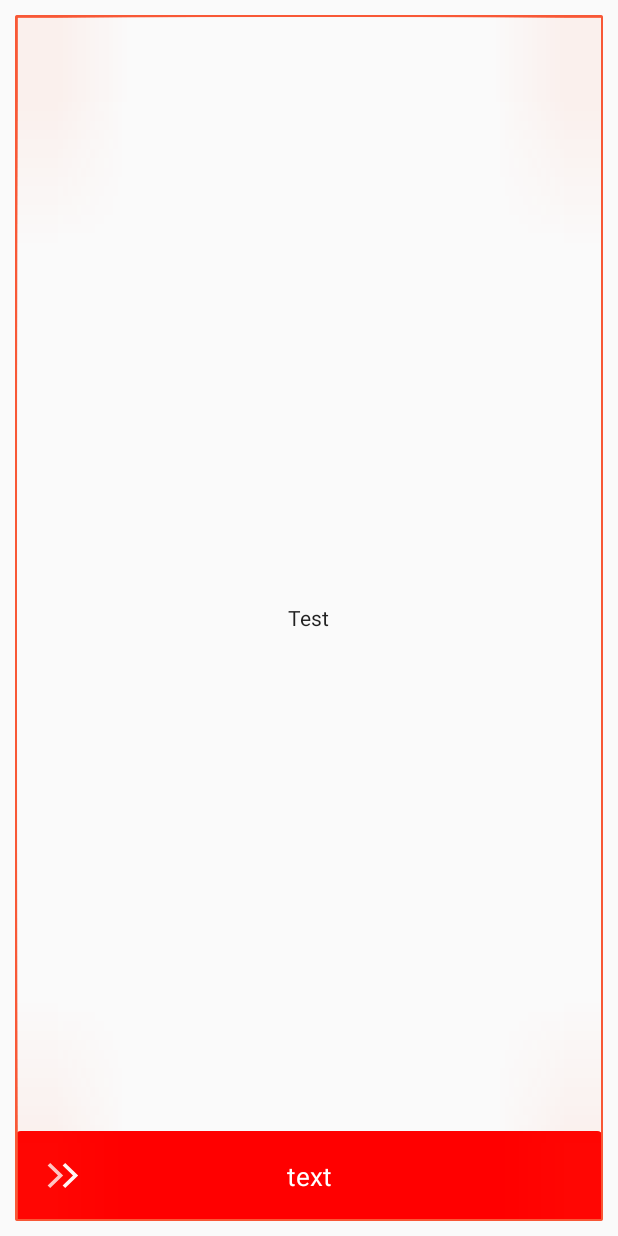
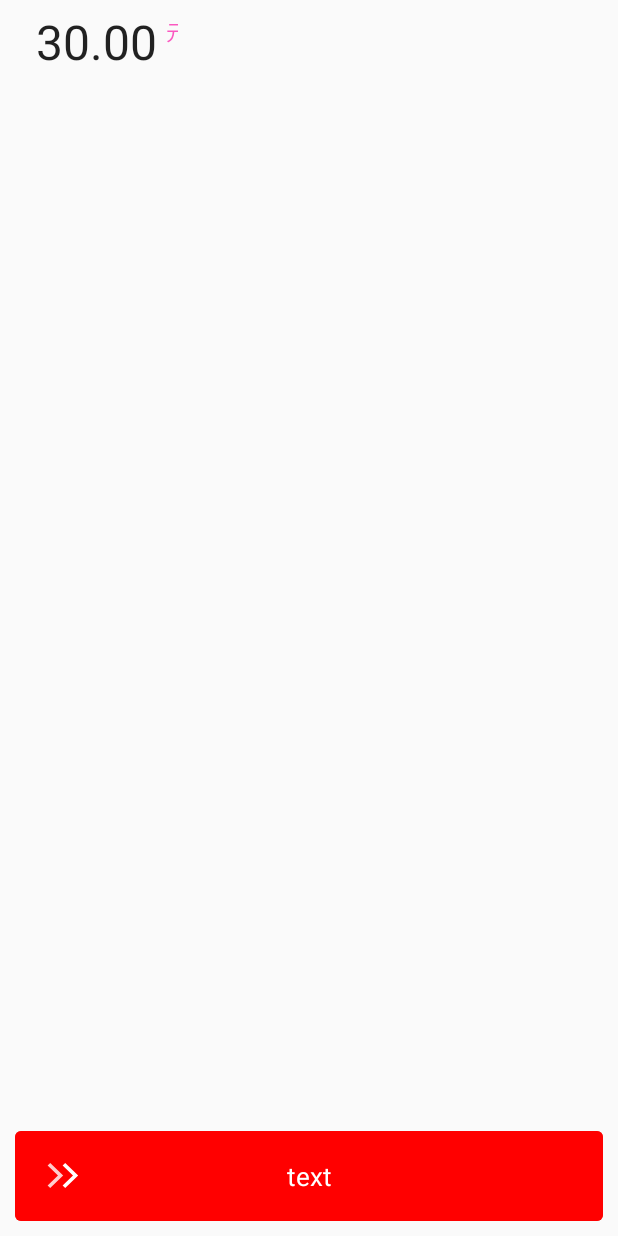
Before and after one commit to ludexiang727/android_demo, an Android app: the SlideActivity screen opened directly, with no data from a screen before it, on a phone screen of 412 x 824 dp. Run offline under Robolectric (Android 15) with nearby library versions, the phone set to English and light mode, and no system bars.

Commit message:
script textview

```diff
--- a/app/src/main/java/demo/com/testdemo/widget/ScriptTextView.java
+++ b/app/src/main/java/demo/com/testdemo/widget/ScriptTextView.java
@@ -5,8 +5,8 @@ import android.content.res.TypedArray;
 import android.graphics.Canvas;
 import android.graphics.Paint;
 import android.graphics.Paint.FontMetrics;
-import android.graphics.Path;
-import android.graphics.Path.Direction;
+import android.graphics.Paint.Style;
+import android.graphics.RectF;
 import android.support.annotation.Nullable;
 import android.support.v7.widget.AppCompatTextView;
 import android.text.TextPaint;
@@ -22,6 +22,11 @@ public class ScriptTextView extends AppCompatTextView {
 
   private static final int DIRECTION_RIGHT = 0;
   private static final int DIRECTION_LEFT = 1;
+
+  private static final int LOC_TOP = 0;
+  private static final int LOC_MID = 1;
+  private static final int LOC_BOTTOM = 2;
+  private RectF rectF = new RectF();
   /**
    * 角标位置
    * default bottom
@@ -33,6 +38,7 @@ public class ScriptTextView extends AppCompatTextView {
    */
   private int scriptDirection;
   private String scriptText;
+  private int scriptSize;
 
   public ScriptTextView(Context context) {
     this(context, null);
@@ -48,29 +54,61 @@ public class ScriptTextView extends AppCompatTextView {
     scriptText = a.getString(R.styleable.ScriptTextView_script_text);
     scriptColor = a.getColor(R.styleable.ScriptTextView_script_color, getCurrentTextColor());
     scriptLoc = a.getInt(R.styleable.ScriptTextView_script_loc, 2);
+    scriptSize = a.getDimensionPixelSize(R.styleable.ScriptTextView_script_text_size, 5);
     scriptDirection = a.getInt(R.styleable.ScriptTextView_script_direction, DIRECTION_RIGHT);
     a.recycle();
   }
 
   @Override
+  protected void onMeasure(int widthMeasureSpec, int heightMeasureSpec) {
+    super.onMeasure(widthMeasureSpec, heightMeasureSpec);
+    RectF rect = getTextWidth((String) getText());
+    setMeasuredDimension((int) (rect.width() + scriptSize * 2), (int) rect.height());
+    rectF.set(rect);
+  }
+
+  @Override
   protected void onDraw(Canvas canvas) {
-    super.onDraw(canvas);
+    int restore = canvas.save();
     Paint paint = new Paint(Paint.ANTI_ALIAS_FLAG);
     paint.setColor(scriptColor);
-    paint.setTextSize(20);
-    float textWidth = getTextWidth();
+    paint.setTextSize(scriptSize);
+    paint.setStyle(Style.FILL);
 
-    FontMetrics fontMetrics = paint.getFontMetrics();
-    float y = fontMetrics.top;
-    Path path = new Path();
+    float x = 0f;
+    float y = 0f;
+    FontMetrics metrics = paint.getFontMetrics();
+    float scriptHeight = metrics.descent - metrics.ascent;
     if (scriptDirection == DIRECTION_RIGHT) {
-      path.addRect(textWidth, 0, textWidth+100, 100, Direction.CW);
-      canvas.drawTextOnPath(scriptText, path,0,0, paint);
+      x = rectF.width() / 2 + 15;
+    } else if (scriptDirection == DIRECTION_LEFT) {
+      x = 0;
     }
+    if (scriptLoc == LOC_TOP) {
+      y = (rectF.height() - scriptHeight) / 2 - Math.abs(metrics.ascent) / 6;
+    } else if (scriptLoc == LOC_MID) {
+      y = (rectF.height() - scriptHeight) / 2 + metrics.descent / 2;
+    } else if (scriptLoc == LOC_BOTTOM) {
+      y = (rectF.height() - scriptHeight) / 2 + metrics.descent; // ascent 是baseline 到字符最高度的距离因为在baseline之上则为负值
+    }
+
+    canvas.translate(x, y);
+    canvas.drawText(scriptText, x, y, paint);
+    canvas.restoreToCount(restore);
+
+    super.onDraw(canvas);
   }
 
-  private float getTextWidth() {
+  /**
+   * 测量文案 宽度及高度 返回Rect
+   */
+  private RectF getTextWidth(String measureText) {
+    RectF rectF = new RectF();
     TextPaint paint = getPaint();
-    return paint.measureText(getText(), 0, getText().length());
+    float measureWidth = paint.measureText(measureText);
+    FontMetrics metrics = paint.getFontMetrics();
+    float measureHeight = metrics.descent - metrics.ascent;
+    rectF.set(0, 0, measureWidth, measureHeight);
+    return rectF;
   }
 }
--- a/app/src/main/res/layout/slide_view.xml
+++ b/app/src/main/res/layout/slide_view.xml
@@ -28,37 +28,41 @@
       android:id="@+id/animation_view"
       android:layout_width="wrap_content"
       android:layout_height="wrap_content"
+      android:layout_marginLeft="20dp"
+      android:layout_alignParentLeft="true"
       android:layout_centerVertical="true"
-      android:layout_alignParentLeft="true"
-      android:layout_marginLeft="20dp"
+      app:lottie_autoPlay="true"
       app:lottie_fileName="arrow.json"
-      app:lottie_loop="true"
-      app:lottie_autoPlay="true" />
+      app:lottie_loop="true"/>
   </demo.com.testdemo.widget.SlideView>
 
-  <View
-    android:layout_width="match_parent"
-    android:layout_height="match_parent"
-    android:layout_alignParentBottom="true"
-    android:background="@drawable/slide_view_top"/>
+  <!--<View-->
+  <!--android:layout_width="match_parent"-->
+  <!--android:layout_height="match_parent"-->
+  <!--android:layout_alignParentBottom="true"-->
+  <!--android:background="@drawable/slide_view_top"/>-->
 
   <TextView
     android:id="@+id/slide_view_content"
     android:layout_width="match_parent"
     android:layout_height="60dp"
     android:layout_alignParentBottom="true"
+    android:gravity="center"
+    android:text="text"
     android:textColor="@android:color/white"
-    android:textSize="17sp"
-    android:text="text"
-    android:gravity="center"/>
+    android:textSize="17sp"/>
 
   <demo.com.testdemo.widget.ScriptTextView
     android:layout_width="wrap_content"
     android:layout_height="wrap_content"
-    android:layout_centerInParent="true"
-    android:text="Test"
-    app:script_text="元"
+    android:layout_gravity="center"
+    android:gravity="center"
+    android:includeFontPadding="false"
+    android:text="30.00"
+    android:textSize="32sp"
     app:script_color="#fb58c0"
     app:script_direction="right"
-    app:script_loc="top"/>
+    app:script_loc="top"
+    app:script_text="元"
+    app:script_text_size="14sp"/>
 </merge>
--- a/app/src/main/res/values/attrs.xml
+++ b/app/src/main/res/values/attrs.xml
@@ -43,6 +43,7 @@
     <declare-styleable name="ScriptTextView">
         <attr name="script_color" format="color"/>
         <attr name="script_text" format="string"/>
+        <attr name="script_text_size" format="dimension"/>
         <attr name="script_direction" format="enum">
             <enum name="right" value="0"/>
             <enum name="left" value="1"/>
```
